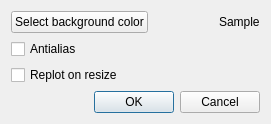
gnuplot/gnuplot-old, file src/qtterminal/QtGnuplotSettings.ui: the form before one commit.
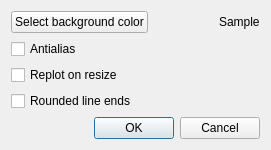
The form after the commit. Icons and pictures are not drawn.

Commit message: support rounded linejoins/caps

```diff
--- a/src/qtterminal/QtGnuplotSettings.ui
+++ b/src/qtterminal/QtGnuplotSettings.ui
@@ -65,6 +65,13 @@
        </property>
       </widget>
      </item>
+     <item>
+      <widget class="QCheckBox" name="roundedCheckBox">
+       <property name="text">
+        <string>Rounded line ends</string>
+       </property>
+      </widget>
+     </item>
     </layout>
    </item>
    <item>
```
The commit also changes 3 other files.
